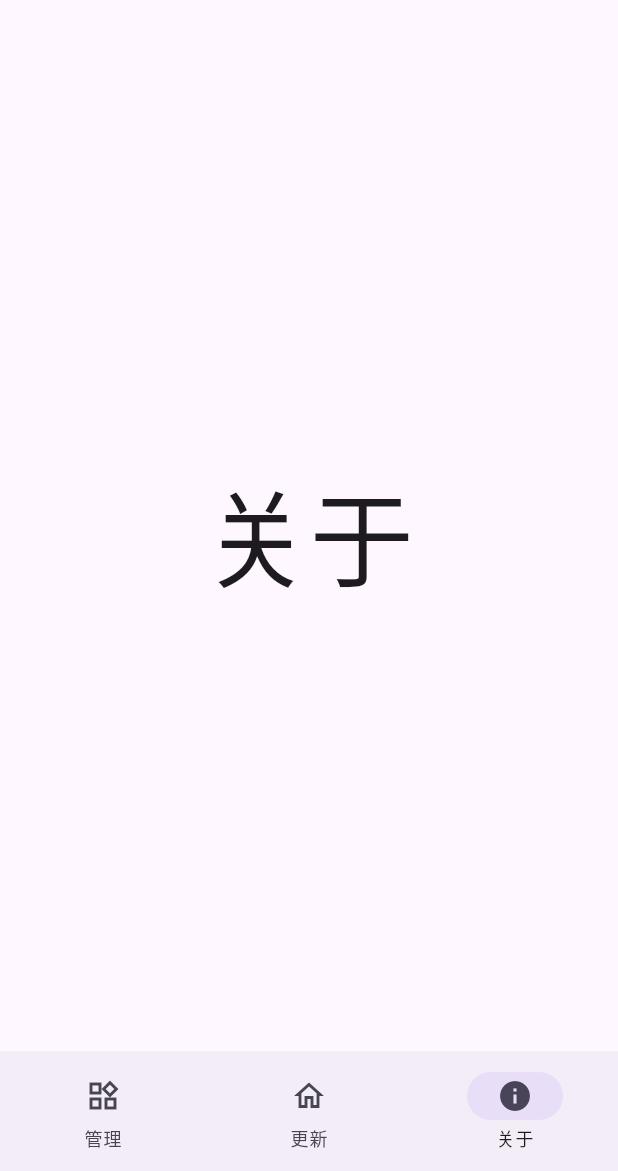
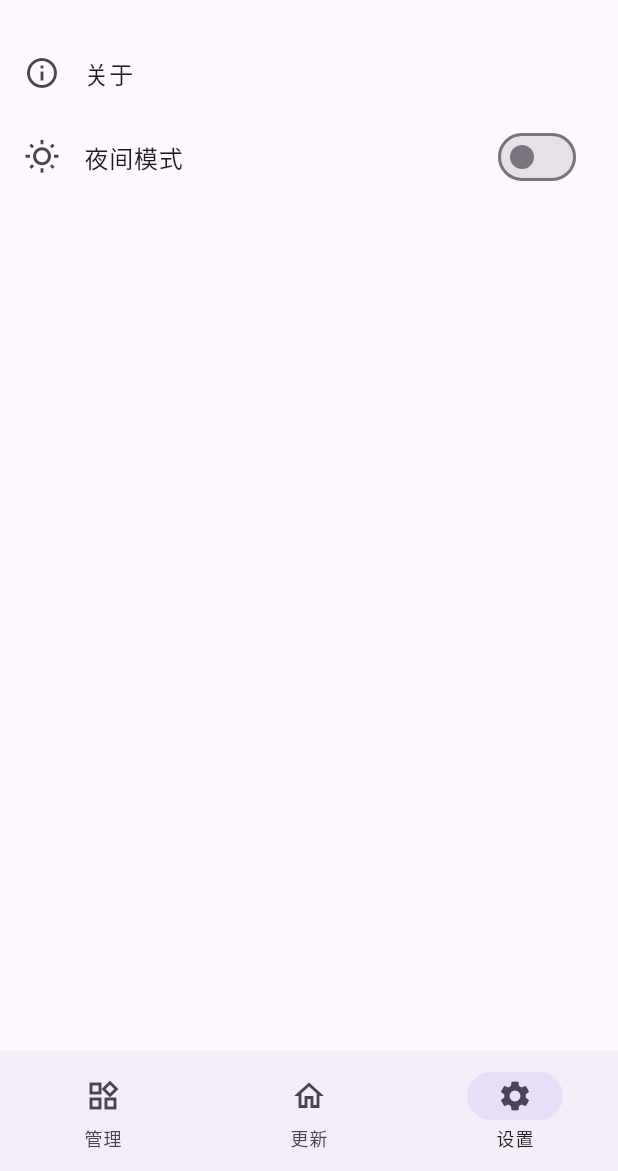
Before and after one commit to BeiyanYunyi/bilibili_subscriber, a Flutter app: the screen it shows after launch, item 3 of the bottom bar chosen, on a phone screen of 412 x 824 dp, the part 65-1236 px from its top. Run offline on Flutter 3.47's test engine with Material 2 defaults, Android fonts, the phone set to English and light mode, and no system bars; our stand-ins replace get, isar, tuple; accounts and stored records are empty; generated files the repository leaves out were written again.

Commit message:
✨ Dark mode switch

```diff
--- a/lib/components/navigation_bars.dart
+++ b/lib/components/navigation_bars.dart
@@ -1,6 +1,6 @@
 import 'package:bilibili_subscriber/controllers/navigation.dart';
 import 'package:bilibili_subscriber/interfaces/app_page.dart';
-import 'package:bilibili_subscriber/pages/about_page.dart';
+import 'package:bilibili_subscriber/pages/settings_page.dart';
 import 'package:bilibili_subscriber/pages/manage_page.dart';
 import 'package:flutter/material.dart';
 import 'package:get/get.dart';
@@ -11,7 +11,7 @@
 List<AppPage> pages = [
   const ManagePage(),
   const HomePage(),
-  const AboutPage(),
+  const SettingsPage(),
 ];
 
 List<AppNavigationDestination> appBarDestinations =
--- a/lib/controllers/navigation.dart
+++ b/lib/controllers/navigation.dart
@@ -1,4 +1,4 @@
-import 'package:bilibili_subscriber/pages/about_page.dart';
+import 'package:bilibili_subscriber/pages/settings_page.dart';
 import 'package:bilibili_subscriber/pages/home_page.dart';
 import 'package:bilibili_subscriber/pages/manage_page.dart';
 import 'package:flutter/material.dart';
@@ -10,7 +10,7 @@
   set selectedIndex(int index) => _selectedIndex.value = index;
   final managepage = const ManagePage();
   final homepage = const HomePage();
-  final aboutpage = const AboutPage();
+  final aboutpage = const SettingsPage();
   Widget getScreen() {
     return Obx(() {
       switch (selectedIndex) {
--- a/lib/main.dart
+++ b/lib/main.dart
@@ -1,10 +1,10 @@
-import 'package:bilibili_subscriber/controllers/navigation.dart';
 import 'package:flutter/foundation.dart';
 import 'package:flutter/material.dart';
 import "package:get/get.dart";
 
 import 'components/navigation_bars.dart';
 import 'controllers/db.dart';
+import 'controllers/navigation.dart';
 
 Future<void> initServices() async {
   await Get.putAsync(() => DbService().init());
--- a/lib/pages/about_page.dart
+++ /dev/null
@@ -1,41 +0,0 @@
-import 'package:bilibili_subscriber/interfaces/app_page.dart';
-import 'package:flutter/material.dart';
-
-import '../components/app_navigation_destination.dart';
-
-class AboutPageContent extends StatelessWidget {
-  const AboutPageContent({super.key});
-  @override
-  Widget build(BuildContext context) {
-    return Container(
-      alignment: Alignment.center,
-      child: const Text("关于", textScaleFactor: 5),
-    );
-  }
-}
-
-class AboutPage implements AppPage {
-  @override
-  final String title = "关于";
-  @override
-  final IconData icon = Icons.info_outlined;
-  @override
-  final IconData selectedIcon = Icons.info;
-  @override
-  final fab = const SizedBox();
-
-  const AboutPage();
-
-  @override
-  getNavigationDestination(int index) {
-    return AppNavigationDestination(
-      title: title,
-      icon: icon,
-      selectedIcon: selectedIcon,
-      index: index,
-    );
-  }
-
-  @override
-  final content = const AboutPageContent();
-}
--- /dev/null
+++ b/lib/pages/settings_page.dart
@@ -0,0 +1,62 @@
+import 'package:flutter/material.dart';
+import 'package:get/get.dart';
+
+import '../components/app_navigation_destination.dart';
+import '../interfaces/app_page.dart';
+import 'info_page.dart';
+
+class SettingsPageContent extends StatelessWidget {
+  const SettingsPageContent({super.key});
+  @override
+  Widget build(BuildContext context) {
+    final dark = Get.isDarkMode.obs;
+    dark.listen((val) {
+      if (val) return Get.changeThemeMode(ThemeMode.dark);
+      return Get.changeThemeMode(ThemeMode.light);
+    });
+    return ListView(
+      padding: const EdgeInsets.only(top: 8),
+      children: <Widget>[
+        ListTile(
+          title: const Text("关于"),
+          leading: const Icon(Icons.info_outline),
+          onTap: () => Get.to(() => const InfoPage()),
+        ),
+        Obx(() => SwitchListTile(
+              value: dark.value,
+              onChanged: (val) => dark.value = val,
+              title: const Text("夜间模式"),
+              secondary: Icon(dark.value
+                  ? Icons.dark_mode_outlined
+                  : Icons.wb_sunny_outlined),
+            )),
+      ],
+    );
+  }
+}
+
+class SettingsPage implements AppPage {
+  @override
+  final String title = "设置";
+  @override
+  final IconData icon = Icons.settings_outlined;
+  @override
+  final IconData selectedIcon = Icons.settings;
+  @override
+  final fab = const SizedBox();
+
+  const SettingsPage();
+
+  @override
+  getNavigationDestination(int index) {
+    return AppNavigationDestination(
+      title: title,
+      icon: icon,
+      selectedIcon: selectedIcon,
+      index: index,
+    );
+  }
+
+  @override
+  final content = const SettingsPageContent();
+}
```
Also changed, not shown: lib/pages/info_page.dart (added, +67 -0 lines), 1 other file.
